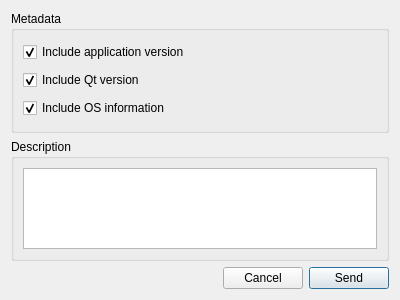
Old version of the form ui/reportissuedialog.ui in the repository hgruniaux/Watermark.
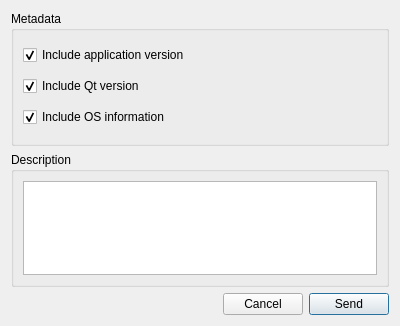
New version of the form. Icons and pictures are not drawn.

Diff of the .ui file:
```diff
--- a/ui/reportissuedialog.ui
+++ b/ui/reportissuedialog.ui
@@ -7,7 +7,7 @@
     <x>0</x>
     <y>0</y>
     <width>400</width>
-    <height>300</height>
+    <height>326</height>
    </rect>
   </property>
   <property name="windowTitle">
```
Left out of the diff: 2 changed lines with no effect on the pictures.
